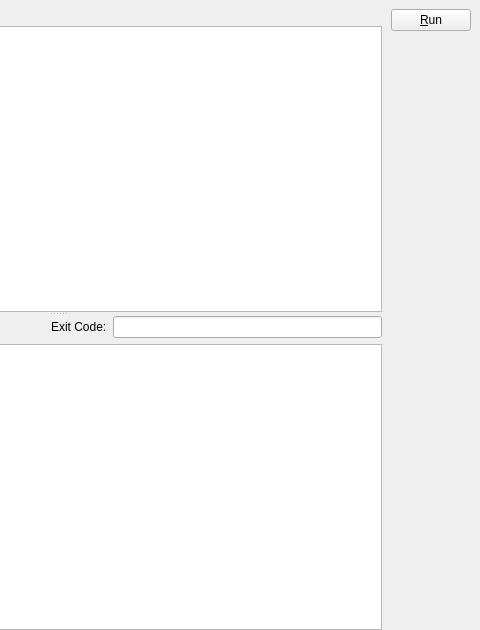
Above: root.ui from skriticos/pyexec before the change; both pictures show x 267 to 747 and y 0 to 630 of the 747 by 630 pixel window. Below: the same form after it.
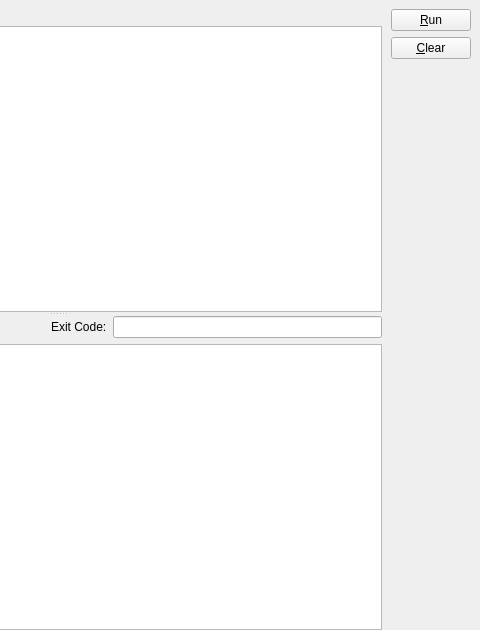
That is the form after the change.

Commit message: added clear button

Patch:
```diff
--- a/root.ui
+++ b/root.ui
@@ -143,7 +143,7 @@
         </property>
        </widget>
       </item>
-      <item row="1" column="0">
+      <item row="2" column="0">
        <spacer name="verticalSpacer">
         <property name="orientation">
          <enum>Qt::Vertical</enum>
@@ -156,6 +156,13 @@
         </property>
        </spacer>
       </item>
+      <item row="1" column="0">
+       <widget class="QPushButton" name="pushButton">
+        <property name="text">
+         <string>&amp;Clear</string>
+        </property>
+       </widget>
+      </item>
      </layout>
     </widget>
    </item>
```
Left out of the diff: 51 changed lines with no effect on the pictures.
